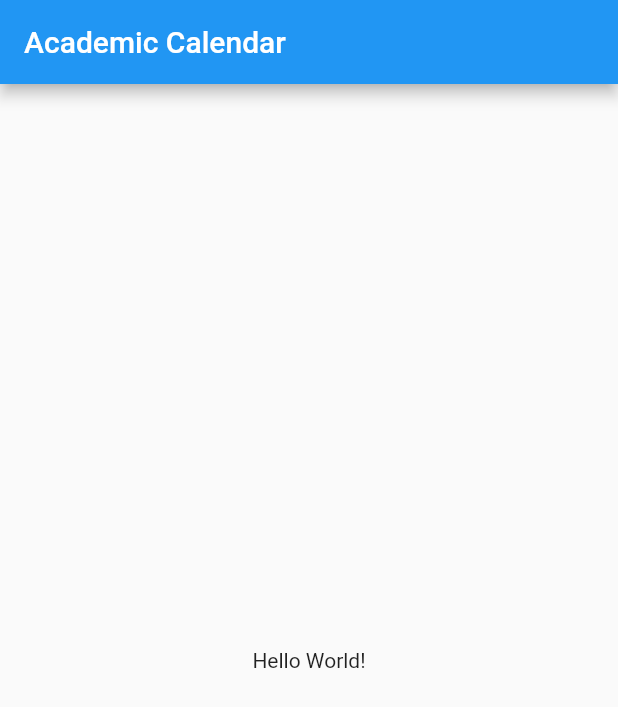
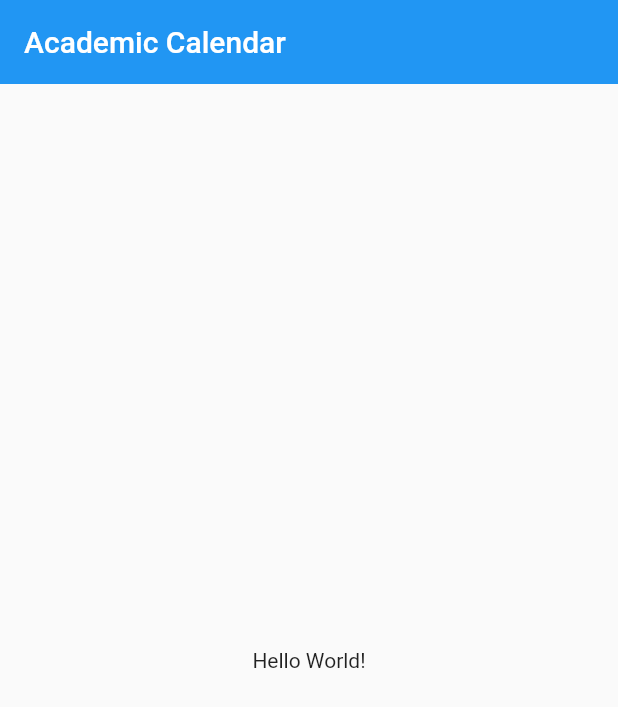
Before and after one commit to akathecoder/academic_calendar, a Flutter app: the screen it shows after launch, on a phone screen of 412 x 824 dp. Shown: the top 707 px of the screen. Run offline on Flutter 3.47's test engine with Material 2 defaults, Android fonts, the phone set to English and light mode, and no system bars.

Commit message:
updated appbar design

```diff
--- a/lib/Screens/MyHomePage.dart
+++ b/lib/Screens/MyHomePage.dart
@@ -1,4 +1,5 @@
 import 'package:flutter/material.dart';
+import 'package:flutter/services.dart';
 
 class MyHomePage extends StatefulWidget {
   final String title;
@@ -15,6 +16,10 @@ class _MyHomePageState extends State<MyHomePage> {
     return Scaffold(
       appBar: AppBar(
         title: Text(widget.title),
+        elevation: 0,
+        systemOverlayStyle: const SystemUiOverlayStyle(
+          statusBarColor: Colors.blue,
+        ),
       ),
       body: const Center(
         child: Text('Hello World!'),
```
